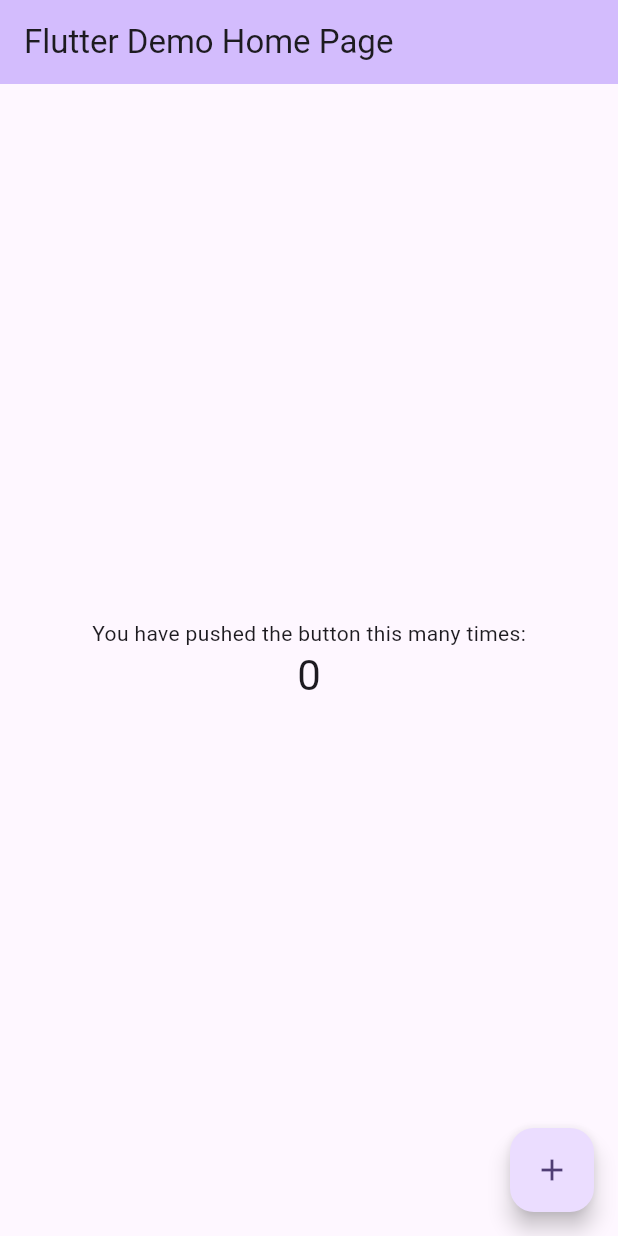
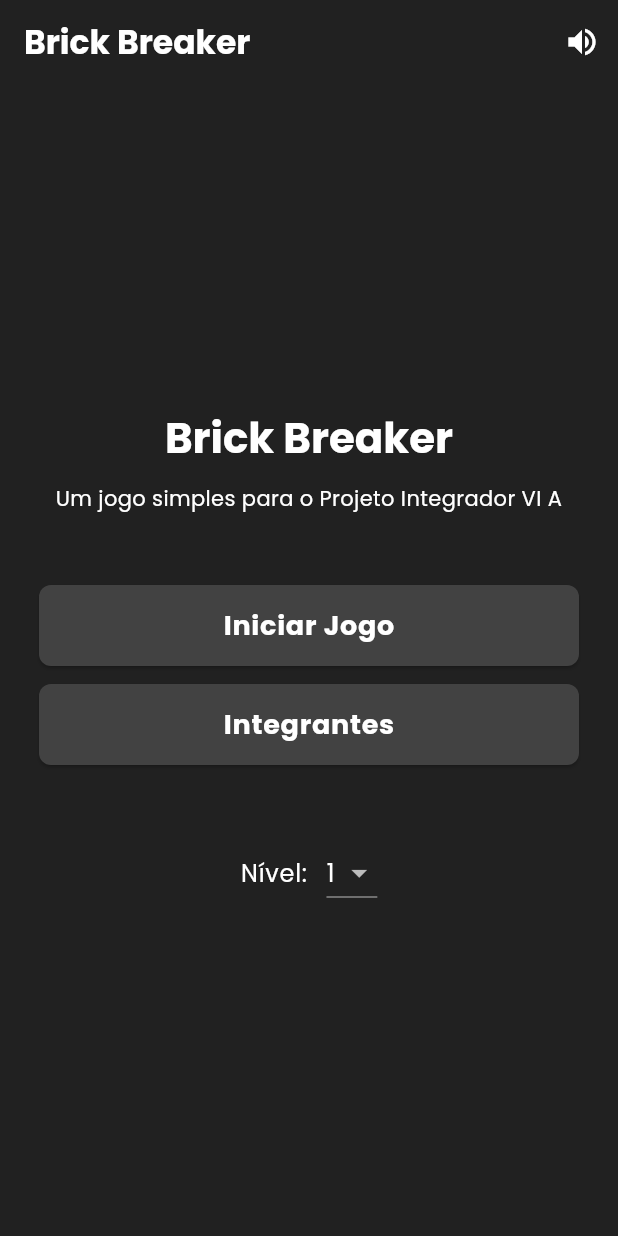
Before and after one commit to LucasLora/brick_breaker, a Flutter app: the screen it shows after launch, on a phone screen of 412 x 824 dp. Run offline on Flutter 3.47's test engine with Material 3 defaults, Android fonts, the phone set to English and light mode, and no system bars; our stand-ins replace google_fonts.

Commit message:
Create AppTheme and HomeScreen

```diff
--- a/lib/main.dart
+++ b/lib/main.dart
@@ -1,122 +1,44 @@
 import 'package:flutter/material.dart';
+import 'package:provider/provider.dart';
+import 'package:google_fonts/google_fonts.dart';
+
+import 'ui/screens/home/home_screen.dart';
+import 'ui/screens/home/home_viewmodel.dart';
 
 void main() {
-  runApp(const MyApp());
+  runApp(const BrickBreakerApp());
 }
 
-class MyApp extends StatelessWidget {
-  const MyApp({super.key});
+class BrickBreakerApp extends StatelessWidget {
+  const BrickBreakerApp({super.key});
 
-  // This widget is the root of your application.
   @override
   Widget build(BuildContext context) {
-    return MaterialApp(
-      title: 'Flutter Demo',
-      theme: ThemeData(
-        // This is the theme of your application.
-        //
-        // TRY THIS: Try running your application with "flutter run". You'll see
-        // the application has a purple toolbar. Then, without quitting the app,
-        // try changing the seedColor in the colorScheme below to Colors.green
-        // and then invoke "hot reload" (save your changes or press the "hot
-        // reload" button in a Flutter-supported IDE, or press "r" if you used
-        // the command line to start the app).
-        //
-        // Notice that the counter didn't reset back to zero; the application
-        // state is not lost during the reload. To reset the state, use hot
-        // restart instead.
-        //
-        // This works for code too, not just values: Most code changes can be
-        // tested with just a hot reload.
-        colorScheme: ColorScheme.fromSeed(seedColor: Colors.deepPurple),
+    return MultiProvider(
+      providers: [ChangeNotifierProvider(create: (_) => HomeViewModel())],
+      child: MaterialApp(
+        debugShowCheckedModeBanner: false,
+        title: 'Brick Breaker',
+        theme: ThemeData(
+          brightness: Brightness.dark,
+          textTheme: GoogleFonts.poppinsTextTheme(
+            ThemeData.dark().textTheme,
+          ).apply(bodyColor: Colors.white, displayColor: Colors.white),
+          colorScheme: ColorScheme.dark(
+            primary: Colors.grey.shade800,
+            onPrimary: Colors.white,
+            surface: Colors.grey.shade900,
+            onSurface: Colors.white,
+          ),
+          useMaterial3: true,
+        ),
+        initialRoute: '/',
+        routes: {
+          '/': (_) => const HomeScreen(),
+          //Todo: '/members': (_) => const MembersScreen(),
+          //Todo: '/game': (_) => const GameScreen(),
+        },
       ),
-      home: const MyHomePage(title: 'Flutter Demo Home Page'),
     );
   }
 }
-
-class MyHomePage extends StatefulWidget {
-  const MyHomePage({super.key, required this.title});
-
-  // This widget is the home page of your application. It is stateful, meaning
-  // that it has a State object (defined below) that contains fields that affect
-  // how it looks.
-
-  // This class is the configuration for the state. It holds the values (in this
-  // case the title) provided by the parent (in this case the App widget) and
-  // used by the build method of the State. Fields in a Widget subclass are
-  // always marked "final".
-
-  final String title;
-
-  @override
-  State<MyHomePage> createState() => _MyHomePageState();
-}
-
-class _MyHomePageState extends State<MyHomePage> {
-  int _counter = 0;
-
-  void _incrementCounter() {
-    setState(() {
-      // This call to setState tells the Flutter framework that something has
-      // changed in this State, which causes it to rerun the build method below
-      // so that the display can reflect the updated values. If we changed
-      // _counter without calling setState(), then the build method would not be
-      // called again, and so nothing would appear to happen.
-      _counter++;
-    });
-  }
-
-  @override
-  Widget build(BuildContext context) {
-    // This method is rerun every time setState is called, for instance as done
-    // by the _incrementCounter method above.
-    //
-    // The Flutter framework has been optimized to make rerunning build methods
-    // fast, so that you can just rebuild anything that needs updating rather
-    // than having to individually change instances of widgets.
-    return Scaffold(
-      appBar: AppBar(
-        // TRY THIS: Try changing the color here to a specific color (to
-        // Colors.amber, perhaps?) and trigger a hot reload to see the AppBar
-        // change color while the other colors stay the same.
-        backgroundColor: Theme.of(context).colorScheme.inversePrimary,
-        // Here we take the value from the MyHomePage object that was created by
-        // the App.build method, and use it to set our appbar title.
-        title: Text(widget.title),
-      ),
-      body: Center(
-        // Center is a layout widget. It takes a single child and positions it
-        // in the middle of the parent.
-        child: Column(
-          // Column is also a layout widget. It takes a list of children and
-          // arranges them vertically. By default, it sizes itself to fit its
-          // children horizontally, and tries to be as tall as its parent.
-          //
-          // Column has various properties to control how it sizes itself and
-          // how it positions its children. Here we use mainAxisAlignment to
-          // center the children vertically; the main axis here is the vertical
-          // axis because Columns are vertical (the cross axis would be
-          // horizontal).
-          //
-          // TRY THIS: Invoke "debug painting" (choose the "Toggle Debug Paint"
-          // action in the IDE, or press "p" in the console), to see the
-          // wireframe for each widget.
-          mainAxisAlignment: MainAxisAlignment.center,
-          children: <Widget>[
-            const Text('You have pushed the button this many times:'),
-            Text(
-              '$_counter',
-              style: Theme.of(context).textTheme.headlineMedium,
-            ),
-          ],
-        ),
-      ),
-      floatingActionButton: FloatingActionButton(
-        onPressed: _incrementCounter,
-        tooltip: 'Increment',
-        child: const Icon(Icons.add),
-      ), // This trailing comma makes auto-formatting nicer for build methods.
-    );
-  }
-}
--- /dev/null
+++ b/lib/ui/screens/home/home_screen.dart
@@ -0,0 +1,102 @@
+import 'package:brick_breaker/ui/widgets/app_button.dart';
+import 'package:flutter/material.dart';
+import 'package:provider/provider.dart';
+import 'home_viewmodel.dart';
+
+class HomeScreen extends StatelessWidget {
+  const HomeScreen({super.key});
+
+  @override
+  Widget build(BuildContext context) {
+    final vm = Provider.of<HomeViewModel>(context);
+    final cs = Theme.of(context).colorScheme;
+    final tt = Theme.of(context).textTheme;
+
+    return Scaffold(
+      backgroundColor: cs.surface,
+      appBar: AppBar(
+        backgroundColor: cs.surface,
+        elevation: 0,
+        iconTheme: IconThemeData(color: cs.onSurface),
+        title: Text(
+          'Brick Breaker',
+          style: tt.titleLarge?.copyWith(
+            color: cs.onSurface,
+            fontWeight: FontWeight.bold,
+          ),
+        ),
+        actions: [
+          IconButton(
+            tooltip: vm.soundOn ? 'Som: ligado' : 'Som: desligado',
+            onPressed: vm.toggleSound,
+            icon: Icon(
+              vm.soundOn ? Icons.volume_up : Icons.volume_off,
+              color: cs.onSurface,
+            ),
+          ),
+        ],
+      ),
+      body: SafeArea(
+        child: Center(
+          child: Padding(
+            padding: const EdgeInsets.symmetric(horizontal: 26.0),
+            child: Column(
+              mainAxisAlignment: MainAxisAlignment.center,
+              children: [
+                Text(
+                  'Brick Breaker',
+                  style: tt.headlineMedium?.copyWith(
+                    fontWeight: FontWeight.bold,
+                    color: cs.onSurface,
+                  ),
+                ),
+                const SizedBox(height: 12),
+                Text(
+                  'Um jogo simples para o Projeto Integrador VI A',
+                  textAlign: TextAlign.center,
+                  style: tt.bodyMedium?.copyWith(color: cs.onSurface),
+                ),
+                const SizedBox(height: 48),
+                AppButton(
+                  label: 'Iniciar Jogo',
+                  onPressed: () =>
+                      {}, //Todo: Navigator.pushNamed(context, '/game'),
+                ),
+                const SizedBox(height: 12),
+                AppButton(
+                  label: 'Integrantes',
+                  onPressed: () =>
+                      {}, //Todo: Navigator.pushNamed(context, '/members'),
+                ),
+                const SizedBox(height: 48),
+                Row(
+                  mainAxisAlignment: MainAxisAlignment.center,
+                  children: [
+                    Text(
+                      'Nível: ',
+                      style: tt.bodyLarge?.copyWith(color: cs.onSurface),
+                    ),
+                    const SizedBox(width: 8),
+                    DropdownButton<int>(
+                      dropdownColor: Theme.of(context).colorScheme.surface,
+                      value: vm.selectedLevel,
+                      style: tt.bodyLarge?.copyWith(color: cs.onSurface),
+                      items: const [
+                        DropdownMenuItem(value: 1, child: Text('1')),
+                        DropdownMenuItem(value: 2, child: Text('2')),
+                        DropdownMenuItem(value: 3, child: Text('3')),
+                      ],
+                      onChanged: (v) {
+                        if (v != null) vm.setLevel(v);
+                      },
+                    ),
+                  ],
+                ),
+              ],
+            ),
+          ),
+        ),
+      ),
+    );
+  }
+}
--- /dev/null
+++ b/lib/ui/screens/home/home_viewmodel.dart
@@ -0,0 +1,20 @@
+import 'package:flutter/material.dart';
+
+class HomeViewModel extends ChangeNotifier {
+  final List<String> _members = ['Lucas Lora'];
+
+  bool soundOn = true;
+  int selectedLevel = 1;
+
+  List<String> get members => List.unmodifiable(_members);
+
+  void toggleSound() {
+    soundOn = !soundOn;
+    notifyListeners();
+  }
+
+  void setLevel(int level) {
+    selectedLevel = level;
+    notifyListeners();
+  }
+}
--- /dev/null
+++ b/lib/ui/widgets/app_button.dart
@@ -0,0 +1,32 @@
+import 'package:flutter/material.dart';
+
+class AppButton extends StatelessWidget {
+  final String label;
+  final VoidCallback onPressed;
+
+  const AppButton({super.key, required this.label, required this.onPressed});
+
+  @override
+  Widget build(BuildContext context) {
+    final cs = Theme.of(context).colorScheme;
+    final tt = Theme.of(context).textTheme;
+
+    return SizedBox(
+      width: double.infinity,
+      height: 54,
+      child: ElevatedButton(
+        onPressed: onPressed,
+        style: ElevatedButton.styleFrom(
+          backgroundColor: cs.primary,
+          foregroundColor: cs.onPrimary,
+          textStyle: tt.bodyLarge?.copyWith(
+            fontSize: 18,
+            fontWeight: FontWeight.w700,
+          ),
+          shape: RoundedRectangleBorder(borderRadius: BorderRadius.circular(8)),
+        ),
+        child: Text(label),
+      ),
+    );
+  }
+}
```
